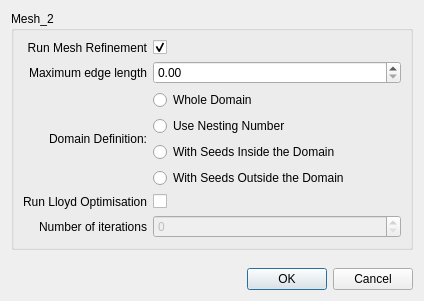
First picture: the form in Polyhedron/demo/Polyhedron/Plugins/Mesh_2/mesh_2_dialog.ui, repository CGAL/cgal, before the edit.
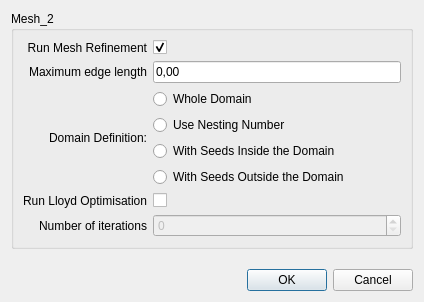
Second picture: the form after the edit. Custom widgets are drawn as their Qt base class.

Diff of the .ui file:
```diff
--- a/Polyhedron/demo/Polyhedron/Plugins/Mesh_2/mesh_2_dialog.ui
+++ b/Polyhedron/demo/Polyhedron/Plugins/Mesh_2/mesh_2_dialog.ui
@@ -10,7 +10,7 @@
     <x>0</x>
     <y>0</y>
     <width>424</width>
-    <height>301</height>
+    <height>302</height>
    </rect>
   </property>
   <property name="windowTitle">
@@ -56,22 +56,6 @@
         </property>
        </widget>
       </item>
-      <item row="1" column="1">
-       <widget class="QDoubleSpinBox" name="edgeLength_dspinbox">
-        <property name="minimumSize">
-         <size>
-          <width>110</width>
-          <height>0</height>
-         </size>
-        </property>
-        <property name="maximum">
-         <double>1000.000000000000000</double>
-        </property>
-        <property name="singleStep">
-         <double>0.100000000000000</double>
-        </property>
-       </widget>
-      </item>
       <item row="0" column="0">
        <widget class="QLabel" name="runMesh2_label">
         <property name="text">
@@ -157,6 +141,13 @@
         </property>
        </widget>
       </item>
+      <item row="1" column="1">
+       <widget class="DoubleEdit" name="edgeLength_dspinbox">
+        <property name="text">
+         <string>0,00</string>
+        </property>
+       </widget>
+      </item>
      </layout>
     </widget>
    </item>
@@ -185,6 +176,13 @@
    </item>
   </layout>
  </widget>
+ <customwidgets>
+  <customwidget>
+   <class>DoubleEdit</class>
+   <extends>QLineEdit</extends>
+   <header>CGAL_double_edit.h</header>
+  </customwidget>
+ </customwidgets>
  <tabstops>
   <tabstop>buttonBox</tabstop>
  </tabstops>
```
Left out of the diff: 3 changed lines with no effect on the pictures.
